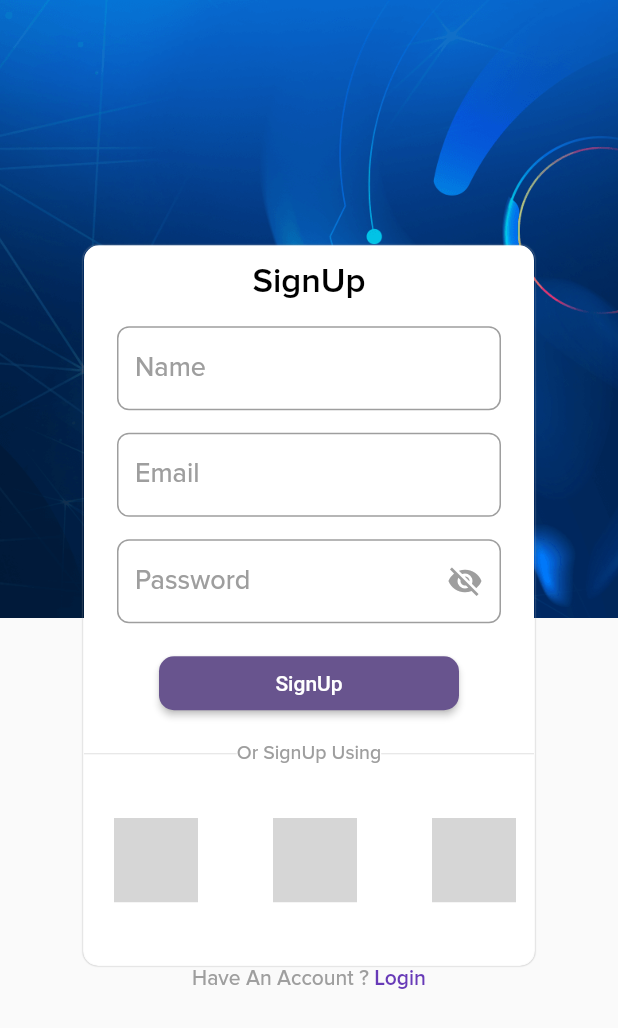
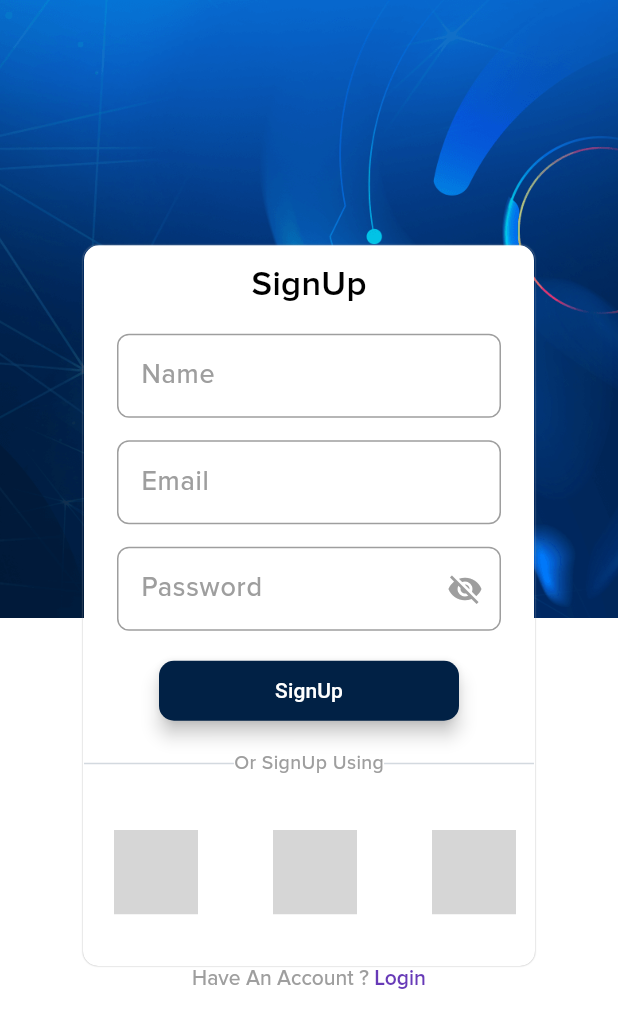
Before and after one commit to safvansafvan/GenieBoat, a Flutter app: the screen it shows after launch, after a tap on an icon or button, on a phone screen of 412 x 824 dp. Shown: the top 1028 px of the screen. Run offline on Flutter 3.47's test engine with Material 3 defaults, Android fonts, the phone set to English and light mode, and no system bars; drawn by our look-alikes of flutter_social_button; our stand-ins replace animated_text_kit, cloud_firestore, confetti, email_validator, firebase_auth, firebase_core and 9 more; missing offline and left inert: aligned_dialog, flutter_facebook_auth; accounts and stored records are empty; grey boxes are pictures that could not be loaded.

Commit message:
theme modes added

```diff
--- a/lib/main.dart
+++ b/lib/main.dart
@@ -1,15 +1,20 @@
 import 'package:chatboat/firebase_options.dart';
+import 'package:chatboat/view/auth/auth.dart';
+import 'package:chatboat/view/home/home.dart';
 import 'package:chatboat/view/splash/splash.dart';
-import 'package:chatboat/view_model/core/colors.dart';
+import 'package:chatboat/view_model/controller/globel_ctrl.dart';
 import 'package:chatboat/view_model/core/init_controllers.dart';
+import 'package:chatboat/view_model/core/theme.dart';
 import 'package:firebase_core/firebase_core.dart';
 import 'package:flutter/foundation.dart';
 import 'package:flutter/material.dart';
 import 'package:flutter_facebook_auth/flutter_facebook_auth.dart';
 import 'package:get/get.dart';
+import 'package:get_storage/get_storage.dart';
 
 void main() async {
   WidgetsFlutterBinding.ensureInitialized();
+  await GetStorage.init();
   await Firebase.initializeApp(options: DefaultFirebaseOptions.currentPlatform);
   if (kIsWeb) {
     await FacebookAuth.i.webAndDesktopInitialize(
@@ -28,21 +33,20 @@ class MyApp extends StatelessWidget {
   @override
   Widget build(BuildContext context) {
     InitControllers.init();
+    return GetBuilder<GlobleController>(builder: (ctrl) {
       return GetMaterialApp(
+        theme: ThemeSetup.lightTheme,
+        darkTheme: ThemeSetup.darkTheme,
+        themeMode: ctrl.themeMode ? ThemeMode.dark : ThemeMode.light,
         title: 'Chat Boat',
-      theme: ThemeData(
-        appBarTheme: AppBarTheme(
-            centerTitle: true,
-            backgroundColor: AppColors.whiteColor,
-            elevation: 0),
-        colorScheme: ColorScheme.fromSeed(seedColor: Colors.deepPurple),
-        useMaterial3: false,
-      ),
         initialRoute: '/',
         routes: {
           '/': (_) => const SplashView(),
+          '/LoginView': (_) => const LoginView(),
+          '/HomeView': (_) => const HomeView(),
         },
         debugShowCheckedModeBanner: false,
       );
+    });
   }
 }
--- a/lib/view/auth/auth.dart
+++ b/lib/view/auth/auth.dart
@@ -20,6 +20,7 @@ class LoginView extends StatelessWidget {
   @override
   Widget build(BuildContext context) {
     return Scaffold(
+      backgroundColor: AppColors.whiteColor,
       body: Stack(
         children: [
           Container(
@@ -146,13 +147,6 @@ class LoginView extends StatelessWidget {
                                             loginCtrl.isSignUpLoading
                                         ? const ButtonClickLoading()
                                         : ElevatedButton(
-                                            style: ButtonStyle(
-                                                shape: MaterialStatePropertyAll(
-                                                    RoundedRectangleBorder(
-                                                        borderRadius:
-                                                            AppSizes.radius10)),
-                                                animationDuration:
-                                                    const Duration(seconds: 1)),
                                             onPressed: () async {
                                               await handleAuth(
                                                   loginCtrl, context);
--- a/lib/view/auth/forgot_password.dart
+++ b/lib/view/auth/forgot_password.dart
@@ -2,6 +2,7 @@ import 'package:aligned_dialog/aligned_dialog.dart';
 import 'package:chatboat/view/widgets/button_loading.dart';
 import 'package:chatboat/view/widgets/login_text_field.dart';
 import 'package:chatboat/view/widgets/msg_toast.dart';
+import 'package:chatboat/view_model/core/colors.dart';
 import 'package:chatboat/view_model/core/custom_function.dart';
 import 'package:chatboat/view_model/core/durations.dart';
 import 'package:chatboat/view_model/controller/login_ctrl.dart';
@@ -25,6 +26,7 @@ void forgotPasswordDialog(BuildContext context) {
     context: context,
     builder: (context) {
       return AlertDialog(
+        backgroundColor: AppColors.whiteColor,
         title: Row(
           mainAxisAlignment: MainAxisAlignment.spaceBetween,
           children: [
@@ -37,7 +39,7 @@ void forgotPasswordDialog(BuildContext context) {
               onPressed: () {
                 Navigator.pop(context);
               },
-              icon: const Icon(Icons.close),
+              icon: Icon(Icons.close, color: AppColors.black87),
             )
           ],
         ),
--- a/lib/view/chat_helper/chat_helper.dart
+++ b/lib/view/chat_helper/chat_helper.dart
@@ -3,8 +3,6 @@ import 'package:chatboat/view/widgets/boat_animate.dart';
 import 'package:chatboat/view/widgets/lottie_view.dart';
 import 'package:chatboat/view/widgets/message_sender.dart';
 import 'package:chatboat/view_model/controller/boat_controller.dart';
-import 'package:chatboat/view_model/core/colors.dart';
-import 'package:flutter/foundation.dart';
 import 'package:flutter/material.dart';
 import 'package:get/get.dart';
 
@@ -21,7 +19,7 @@ class ChatHelperWidget extends StatelessWidget {
         ),
         width: context.width - 460,
         decoration: BoxDecoration(
-          color: kIsWeb ? AppColors.whiteColor : null,
+          color: Theme.of(context).colorScheme.background,
           borderRadius: (context.width < 968)
               ? context.isPhone
                   ? null
--- a/lib/view/home/home.dart
+++ b/lib/view/home/home.dart
@@ -79,10 +79,6 @@ class _HomeViewState extends State<HomeView>
   }
 
   Widget centerViewHandling(BoatChatCtrl ctrl) {
-    // bool value = bc.allHistory.isEmpty;
-    // if (value == true) {
-    //   ctrl.bodyCurrentIndState(1);
-    // }
     switch (ctrl.bodyCurrentInd) {
       case 0:
         return const Expanded(child: StartChatingView());
--- a/lib/view/widgets/history_view.dart
+++ b/lib/view/widgets/history_view.dart
@@ -17,9 +17,8 @@ class HistoryView extends StatelessWidget {
           itemCount: fctrl.allHistory.length,
           itemBuilder: (context, index) {
             final dataSet = fctrl.allHistory[index];
-            return Padding(
-              padding: const EdgeInsets.symmetric(vertical: 8.0),
-              child: ListTile(
+            return ListTile(
+              minVerticalPadding: 0,
               contentPadding: EdgeInsets.symmetric(horizontal: paddingLeft),
               horizontalTitleGap: 0,
               title: Text(
@@ -39,7 +38,6 @@ class HistoryView extends StatelessWidget {
                       fontWeight: FontWeight.w500, size: 12, color: color),
                 ),
               ),
-              ),
             );
           },
         ),
--- a/lib/view/widgets/login_text_field.dart
+++ b/lib/view/widgets/login_text_field.dart
@@ -32,7 +32,7 @@ class BoatTextFormFieldLogin extends StatelessWidget {
       return Padding(
         padding: const EdgeInsets.symmetric(horizontal: 22, vertical: 0),
         child: ConstrainedBox(
-          constraints: const BoxConstraints(maxHeight: 68),
+          constraints: const BoxConstraints(maxHeight: 68, minHeight: 50),
           child: Center(
             child: TextFormField(
               inputFormatters:
--- a/lib/view_model/controller/globel_ctrl.dart
+++ b/lib/view_model/controller/globel_ctrl.dart
@@ -1,8 +1,30 @@
+import 'dart:developer';
+import 'package:chatboat/view_model/storage/get_storage.dart';
 import 'package:confetti/confetti.dart';
 import 'package:flutter/material.dart';
 import 'package:get/get.dart';
 
 class GlobleController extends GetxController {
+  @override
+  void onInit() {
+    bool value = StorageUtil.readData('theme_mode') ?? false;
+    toggleTheme(value);
+    super.onInit();
+  }
+
+  bool themeMode = false;
+  void toggleTheme(bool v) {
+    themeMode = v;
+    if (themeMode) {
+      StorageUtil.insertData('theme_mode', true);
+      log('DARK THEME $themeMode');
+    } else {
+      StorageUtil.insertData('theme_mode', true);
+      log('LIGHT THEME $themeMode');
+    }
+    update();
+  }
+
   late AnimationController animationController;
   late ConfettiController controllerTopCenter;
   bool isChatHelper = true;
--- a/lib/view_model/core/colors.dart
+++ b/lib/view_model/core/colors.dart
@@ -2,10 +2,14 @@ import 'package:flutter/material.dart';
 
 class AppColors {
   static Color blackColor = Colors.black;
+  static Color black87 = Colors.black87;
+  static Color blackShade = Colors.black12;
   static Color whiteColor = Colors.white;
   static Color greyColor = Colors.grey;
   static Color bttnBg = const Color.fromARGB(32, 255, 255, 255);
   static Color bgColor = Colors.grey.withAlpha(300);
   static Color blueColor = Colors.blue;
   static Color redColor = Colors.red;
+  static Color button = const Color(0xff012145);
+  static Color divider = button.withAlpha(300);
 }
--- /dev/null
+++ b/lib/view_model/core/theme.dart
@@ -0,0 +1,66 @@
+import 'package:chatboat/view_model/core/colors.dart';
+import 'package:chatboat/view_model/core/durations.dart';
+import 'package:chatboat/view_model/core/sizes.dart';
+import 'package:flutter/material.dart';
+
+class ThemeSetup {
+  static AppBarTheme appBarTheme = AppBarTheme(
+      centerTitle: true, backgroundColor: AppColors.whiteColor, elevation: 0);
+  static AppBarTheme appBarThemeDark = AppBarTheme(
+      centerTitle: true, backgroundColor: AppColors.blackColor, elevation: 0);
+
+  static ThemeData lightTheme = ThemeData(
+    brightness: Brightness.light,
+    elevatedButtonTheme: ElevatedButtonThemeData(style: buttonStyle),
+    switchTheme: switchTheme,
+    dialogTheme: DialogTheme(
+      backgroundColor: AppColors.whiteColor,
+      elevation: 2,
+      shape: RoundedRectangleBorder(
+        borderRadius: AppSizes.radius10,
+        side: BorderSide(color: AppColors.bttnBg),
+      ),
+    ),
+    dividerTheme: DividerThemeData(color: AppColors.divider),
+    appBarTheme: appBarTheme,
+    colorScheme: ColorScheme.light(
+        background: AppColors.whiteColor,
+        primary: AppColors.blackColor,
+        secondary: const Color.fromARGB(246, 255, 255, 255),
+        inversePrimary: AppColors.bgColor),
+  );
+
+  static ThemeData darkTheme = ThemeData(
+    switchTheme: switchTheme,
+    dividerTheme: DividerThemeData(color: AppColors.greyColor),
+    brightness: Brightness.dark,
+    elevatedButtonTheme: ElevatedButtonThemeData(style: buttonStyle),
+    appBarTheme: appBarThemeDark,
+    colorScheme: ColorScheme.dark(
+        background: AppColors.blackColor,
+        primary: AppColors.whiteColor,
+        secondary: AppColors.whiteColor,
+        inversePrimary: AppColors.whiteColor),
+  );
+
+  static ButtonStyle buttonStyle = ElevatedButton.styleFrom(
+    backgroundColor: AppColors.button,
+    foregroundColor: AppColors.whiteColor,
+    animationDuration: AppDurations.boatDuration,
+    elevation: 5,
+    shape: RoundedRectangleBorder(
+      borderRadius: BorderRadius.circular(10),
+    ),
+  );
+
+  static SwitchThemeData switchTheme = SwitchThemeData(
+    overlayColor: MaterialStatePropertyAll(AppColors.blueColor),
+    splashRadius: 1,
+    trackColor: MaterialStatePropertyAll(AppColors.bgColor),
+    trackOutlineColor: MaterialStatePropertyAll(AppColors.bgColor),
+    mouseCursor: MaterialStateMouseCursor.clickable,
+    materialTapTargetSize: MaterialTapTargetSize.padded,
+    thumbIcon: const MaterialStatePropertyAll(Icon(Icons.dark_mode)),
+    thumbColor: MaterialStatePropertyAll(AppColors.button),
+  );
+}
--- /dev/null
+++ b/lib/view_model/storage/get_storage.dart
@@ -0,0 +1,25 @@
+import 'package:get_storage/get_storage.dart';
+
+class StorageUtil {
+  static final _box = GetStorage();
+
+  static bool hasData(String key) {
+    return _box.hasData(key);
+  }
+
+  static void insertData(String key, dynamic value) async {
+    await _box.write(key, value);
+  }
+
+  static dynamic readData(String key) {
+    return _box.read(key);
+  }
+
+  static void removeData(String key) async {
+    await _box.remove(key);
+  }
+
+  static void clearAllData() async {
+    await _box.erase();
+  }
+}
--- a/pubspec.yaml
+++ b/pubspec.yaml
@@ -32,6 +32,7 @@ dependencies:
   image_picker: ^1.1.1
   lottie: ^3.1.1
   flutter_staggered_animations: ^1.1.1
+  get_storage: ^2.1.1
 
 dev_dependencies:
   flutter_test:
```
Also changed, not shown: lib/view/auth/phone_auth.dart (+6 -4 lines), lib/view/chat_helper/widget/chat_data_widget.dart (+17 -10 lines), lib/view/history/genie_history.dart (+44 -13 lines), lib/view/settings/settings.dart (+27 -9 lines), lib/view/start_chat/start_chat.dart (+4 -3 lines), lib/view/widgets/boat_drop_down.dart (deleted, +0 -84 lines), lib/view/widgets/custom_navigation.dart (+4 -9 lines), lib/view/widgets/message_sender.dart (+11 -4 lines), pubspec.lock. Lines whose indentation alone changed are shown as unchanged.
